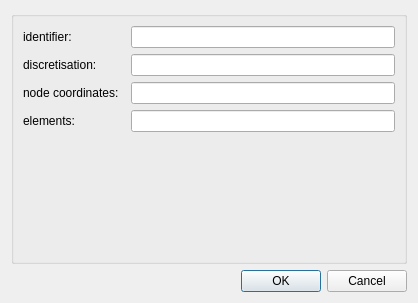
First picture: the form in mapclientplugins/fieldworkmodelevaluationstep/qt/configuredialog.ui, repository mapclient-plugins/fieldworkmodelevaluationstep, before the edit.
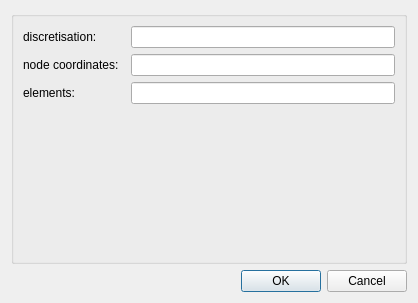
Second picture: the form after the edit.

Commit message:
Removed "identifier" attribute from configuration.
Identifiers are now automatically generated by the MAP Client.

Diff of the .ui file:
```diff
--- a/mapclientplugins/fieldworkmodelevaluationstep/qt/configuredialog.ui
+++ b/mapclientplugins/fieldworkmodelevaluationstep/qt/configuredialog.ui
@@ -21,45 +21,35 @@
      </property>
      <layout class="QFormLayout" name="formLayout">
       <item row="0" column="0">
-       <widget class="QLabel" name="label0">
-        <property name="text">
-         <string>identifier:  </string>
-        </property>
-       </widget>
-      </item>
-      <item row="0" column="1">
-       <widget class="QLineEdit" name="lineEdit0"/>
-      </item>
-      <item row="1" column="0">
        <widget class="QLabel" name="label1">
         <property name="text">
          <string>discretisation:  </string>
         </property>
        </widget>
       </item>
-      <item row="1" column="1">
+      <item row="0" column="1">
        <widget class="QLineEdit" name="lineEdit1"/>
       </item>
-      <item row="2" column="0">
+      <item row="1" column="0">
        <widget class="QLabel" name="label2">
         <property name="text">
          <string>node coordinates:  </string>
         </property>
        </widget>
       </item>
-      <item row="2" column="1">
+      <item row="1" column="1">
        <widget class="QLineEdit" name="lineEdit2"/>
       </item>
-      <item row="3" column="1">
-       <widget class="QLineEdit" name="lineEdit3"/>
-      </item>
-      <item row="3" column="0">
+      <item row="2" column="0">
        <widget class="QLabel" name="label3">
         <property name="text">
          <string>elements:</string>
         </property>
        </widget>
       </item>
+      <item row="2" column="1">
+       <widget class="QLineEdit" name="lineEdit3"/>
+      </item>
      </layout>
     </widget>
    </item>
```
The commit also changes 3 other files.
